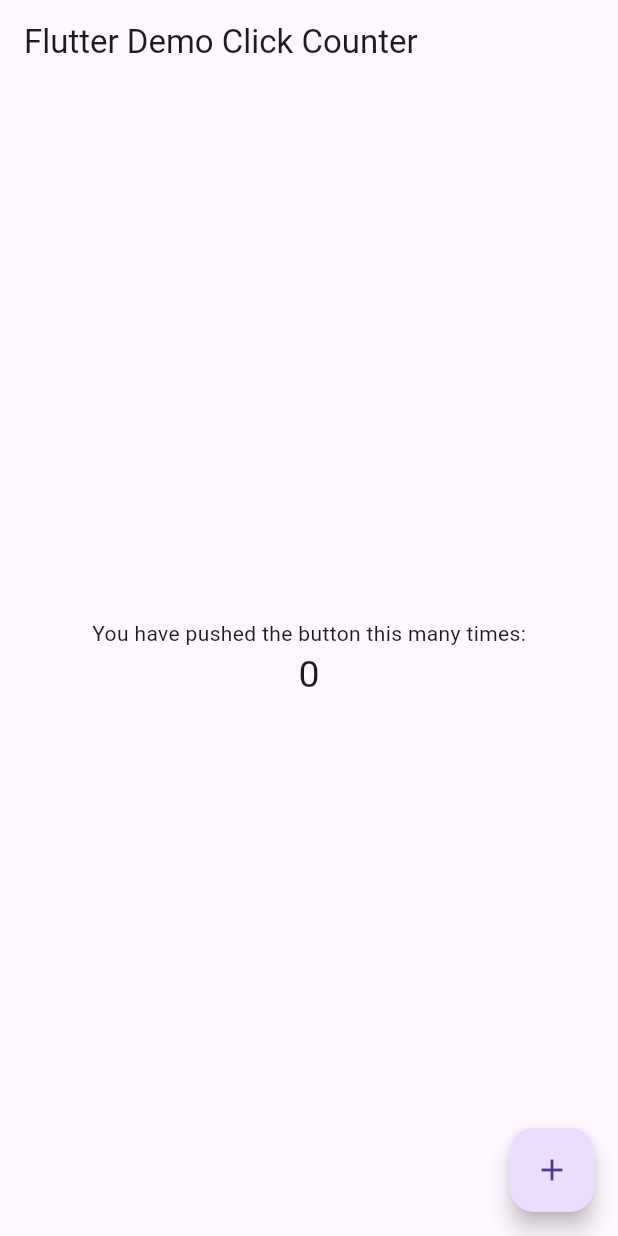
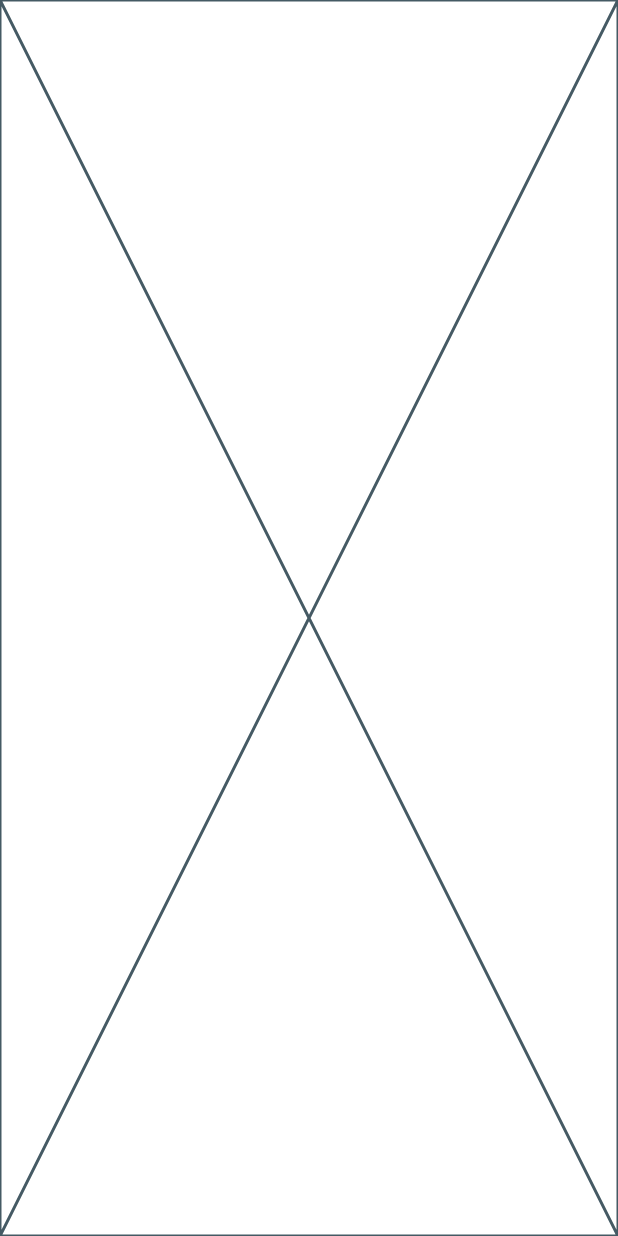
Before and after one commit to Richardy-Rodrigues/app_minhas_viagens, a Flutter app: the screen it shows after launch, on a phone screen of 412 x 824 dp. Run offline on Flutter 3.47's test engine with Material 3 defaults, Android fonts, the phone set to English and light mode, and no system bars.

```diff
--- /dev/null
+++ b/lib/Home.dart
@@ -0,0 +1,15 @@
+import 'package:flutter/material.dart';
+
+class Home extends StatefulWidget {
+  const Home({Key? key}) : super(key: key);
+
+  @override
+  State<Home> createState() => _HomeState();
+}
+
+class _HomeState extends State<Home> {
+  @override
+  Widget build(BuildContext context) {
+    return const Placeholder();
+  }
+}
--- a/lib/main.dart
+++ b/lib/main.dart
@@ -1,92 +1,9 @@
 import 'package:flutter/material.dart';
 
-void main() => runApp(const MyApp());
+import 'Home.dart';
 
-class MyApp extends StatelessWidget {
-  const MyApp({super.key});
-  static const String _title = 'Flutter Stateful Clicker Counter';
-  // This widget is the root of your application.
-  @override
-  Widget build(BuildContext context) {
-    return MaterialApp(
-      title: _title,
-      theme: ThemeData(
-        // useMaterial3: false,
-        primarySwatch: Colors.blue,
-      ),
-      home: const MyHomePage(),
-    );
-  }
-}
-
-class MyHomePage extends StatefulWidget {
-  const MyHomePage({super.key});
-  // This widget is the home page of your application. It is stateful, meaning
-  // that it has a State object (defined below) that contains fields that affect
-  // how it looks.
-  // This class is the configuration for the state.
-  @override
-  _MyHomePageState createState() => _MyHomePageState();
-}
-
-class _MyHomePageState extends State<MyHomePage> {
-  int _counter = 0;
-
-  void _incrementCounter() {
-    setState(() {
-      // This call to setState tells the Flutter framework that something has
-      // changed in this State, which causes it to rerun the build method below
-      // so that the display can reflect the updated values. If we changed
-      // _counter without calling setState(), then the build method would not be
-      // called again, and so nothing would appear to happen.
-      _counter++;
-    });
-  }
-
-  @override
-  Widget build(BuildContext context) {
-    // This method is rerun every time setState is called, for instance as done
-    // by the _incrementCounter method above.
-    //
-    // The Flutter framework has been optimized to make rerunning build methods
-    // fast, so that you can just rebuild anything that needs updating rather
-    // than having to individually change instances of widgets.
-    return Scaffold(
-      appBar: AppBar(
-        // Here we take the value from the MyHomePage object that was created by
-        // the App.build method, and use it to set our appbar title.
-        title: const Text('Flutter Demo Click Counter'),
-      ),
-      body: Center(
-        // Center is a layout widget. It takes a single child and positions it
-        // in the middle of the parent.
-        child: Column(
-          // Column is also a layout widget. It takes a list of children and
-          // arranges them vertically. By default, it sizes itself to fit its
-          // children horizontally, and tries to be as tall as its parent.
-          //
-          // Column has various properties to control how it sizes itself and
-          // how it positions its children. Here we use mainAxisAlignment to
-          // center the children vertically; the main axis here is the vertical
-          // axis because Columns are vertical (the cross axis would be
-          // horizontal).
-          mainAxisAlignment: MainAxisAlignment.center,
-          children: <Widget>[
-            const Text(
-              'You have pushed the button this many times:',
-            ),
-            Text(
-              '$_counter',
-              style: const TextStyle(fontSize: 25),
-            ),
-          ],
-        ),
-      ),
-      floatingActionButton: FloatingActionButton(
-        onPressed: _incrementCounter,
-        tooltip: 'Increment',
-        child: const Icon(Icons.add),
-      ),
-    );
-  }
-}
+void main() => runApp(const MaterialApp(
+      title: "Minhas viagens",
+      home: Home(),
+      debugShowCheckedModeBanner: false,
+    ));
```
